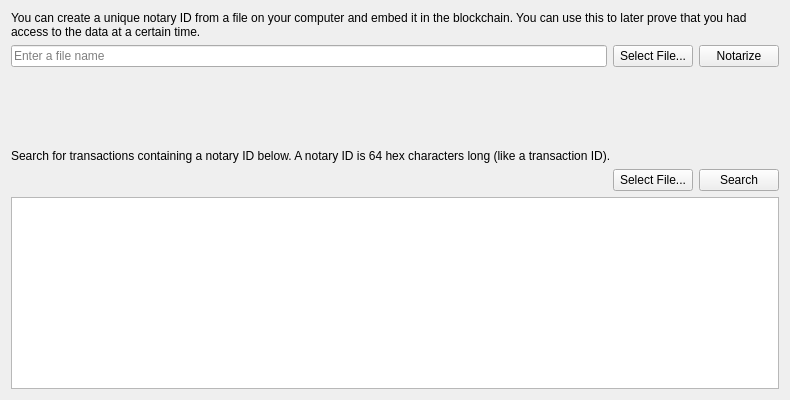
Before: the Qt Designer form src/qt/forms/notarypage.ui in trentrussell/qednet, drawn with Qt 5.
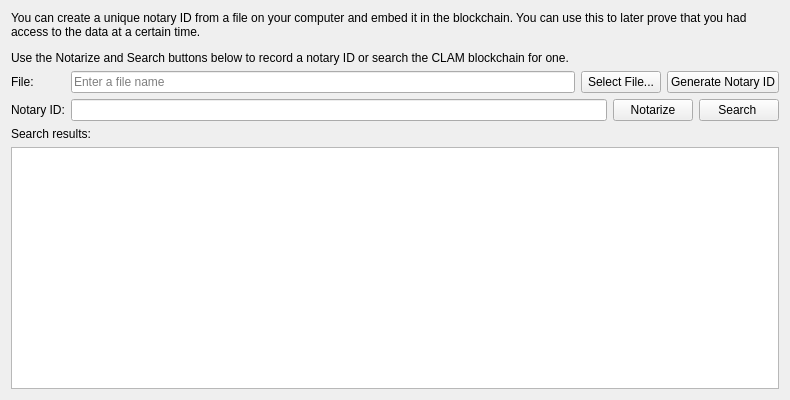
After: the same form once the commit is applied. Custom widgets are drawn as their Qt base class.

Commit message: Better Notary layout

Patch:
```diff
--- a/src/qt/forms/notarypage.ui
+++ b/src/qt/forms/notarypage.ui
@@ -21,13 +21,9 @@
   </property>
   <layout class="QVBoxLayout" name="verticalLayout">
    <item>
-    <layout class="QVBoxLayout" name="notaryLayout">
-     <item>
-      <layout class="QVBoxLayout" name="sendSectionLayout">
-       <item>
         <widget class="QLabel" name="notaryExplanation">
          <property name="text">
-          <string>You can create a unique notary ID from a file on your computer and embed it in the blockchain. You can use this to later prove that you had access to the data at a certain time.</string>
+      <string>&lt;html&gt;&lt;head/&gt;&lt;body&gt;&lt;p&gt;You can create a unique notary ID from a file on your computer and embed it in the blockchain. You can use this to later prove that you had access to the data at a certain time.&lt;/p&gt;&lt;p&gt;Use the Notarize and Search buttons below to record a notary ID or search the CLAM blockchain for one.&lt;/p&gt;&lt;/body&gt;&lt;/html&gt;</string>
          </property>
          <property name="wordWrap">
           <bool>true</bool>
@@ -35,9 +31,27 @@
         </widget>
        </item>
        <item>
-        <layout class="QHBoxLayout" name="sendLayout">
+    <layout class="QFormLayout" name="formLayout_6">
+     <property name="fieldGrowthPolicy">
+      <enum>QFormLayout::AllNonFixedFieldsGrow</enum>
+     </property>
+     <item row="0" column="0">
+      <widget class="QLabel" name="label_2">
+       <property name="text">
+        <string>File: </string>
+       </property>
+      </widget>
+     </item>
+     <item row="0" column="1">
+      <layout class="QHBoxLayout" name="horizontalLayout_2">
          <item>
           <widget class="QLineEdit" name="sendNotaryEntry">
+         <property name="sizePolicy">
+          <sizepolicy hsizetype="Expanding" vsizetype="Fixed">
+           <horstretch>1</horstretch>
+           <verstretch>0</verstretch>
+          </sizepolicy>
+         </property>
            <property name="placeholderText">
             <string>Enter a file name</string>
            </property>
@@ -51,72 +65,69 @@
           </widget>
          </item>
          <item>
+        <widget class="QPushButton" name="calcNotaryIDbutton">
+         <property name="text">
+          <string>Generate Notary ID</string>
+         </property>
+        </widget>
+       </item>
+      </layout>
+     </item>
+     <item row="1" column="0">
+      <widget class="QLabel" name="label">
+       <property name="text">
+        <string>Notary ID:</string>
+       </property>
+      </widget>
+     </item>
+     <item row="1" column="1">
+      <layout class="QHBoxLayout" name="horizontalLayout_3">
+       <item>
+        <widget class="QLineEdit" name="notaryIDEdit">
+         <property name="sizePolicy">
+          <sizepolicy hsizetype="Expanding" vsizetype="Fixed">
+           <horstretch>1</horstretch>
+           <verstretch>0</verstretch>
+          </sizepolicy>
+         </property>
+         <property name="readOnly">
+          <bool>true</bool>
+         </property>
+        </widget>
+       </item>
+       <item>
           <widget class="QPushButton" name="sendNotaryButton">
            <property name="text">
             <string>Notarize</string>
            </property>
           </widget>
          </item>
-        </layout>
-       </item>
-      </layout>
-     </item>
      <item>
-      <spacer name="verticalSpacer">
-       <property name="orientation">
-        <enum>Qt::Vertical</enum>
-       </property>
-       <property name="sizeHint" stdset="0">
-        <size>
-         <width>20</width>
-         <height>40</height>
-        </size>
-       </property>
-      </spacer>
+        <widget class="QPushButton" name="searchNotaryButton">
+         <property name="toolTip">
+          <string>Search for notary ID in the CLAM blockchain.</string>
+         </property>
+         <property name="text">
+          <string>Search </string>
+         </property>
+        </widget>
+       </item>
+      </layout>
+     </item>
+    </layout>
      </item>
      <item>
       <layout class="QVBoxLayout" name="searchSectionLayout">
        <item>
         <widget class="QLabel" name="searchNotaryLabel">
          <property name="text">
-          <string>Search for transactions containing a notary ID below. A notary ID is 64 hex characters long (like a transaction ID).</string>
+        <string>Search results:</string>
          </property>
          <property name="wordWrap">
           <bool>true</bool>
          </property>
         </widget>
        </item>
-       <item>
-        <layout class="QHBoxLayout" name="searchLayout">
-         <item>
-          <widget class="QValidatedLineEdit" name="searchNotaryEntry" native="true">
-           <property name="sizePolicy">
-            <sizepolicy hsizetype="Preferred" vsizetype="Preferred">
-             <horstretch>1</horstretch>
-             <verstretch>0</verstretch>
-            </sizepolicy>
-           </property>
-           <property name="toolTip">
-            <string>Notary ID to search for</string>
-           </property>
-          </widget>
-         </item>
-         <item>
-          <widget class="QPushButton" name="searchSelectFileButton">
-           <property name="text">
-            <string>Select File...</string>
-           </property>
-          </widget>
-         </item>
-         <item>
-          <widget class="QPushButton" name="searchNotaryButton">
-           <property name="text">
-            <string>Search</string>
-           </property>
-          </widget>
-         </item>
-        </layout>
-       </item>
        <item>
         <widget class="QTableWidget" name="tableWidget">
          <attribute name="horizontalHeaderHighlightSections">
@@ -133,16 +144,14 @@
       </layout>
      </item>
     </layout>
-   </item>
-  </layout>
+  <zorder>label</zorder>
+  <zorder>sendNotaryButton</zorder>
+  <zorder>sendNotaryButton</zorder>
+  <zorder>searchNotaryButton</zorder>
+  <zorder>label_2</zorder>
+  <zorder>label_2</zorder>
+  <zorder>formLayoutWidget</zorder>
  </widget>
- <customwidgets>
-  <customwidget>
-   <class>QValidatedLineEdit</class>
-   <extends>QWidget</extends>
-   <header>qvalidatedlineedit.h</header>
-  </customwidget>
- </customwidgets>
  <resources/>
  <connections/>
 </ui>
```
Left out of the diff: 3 changed lines with no effect on the pictures. Lines whose indentation alone changed are shown as unchanged. The commit also changes 2 other files.
